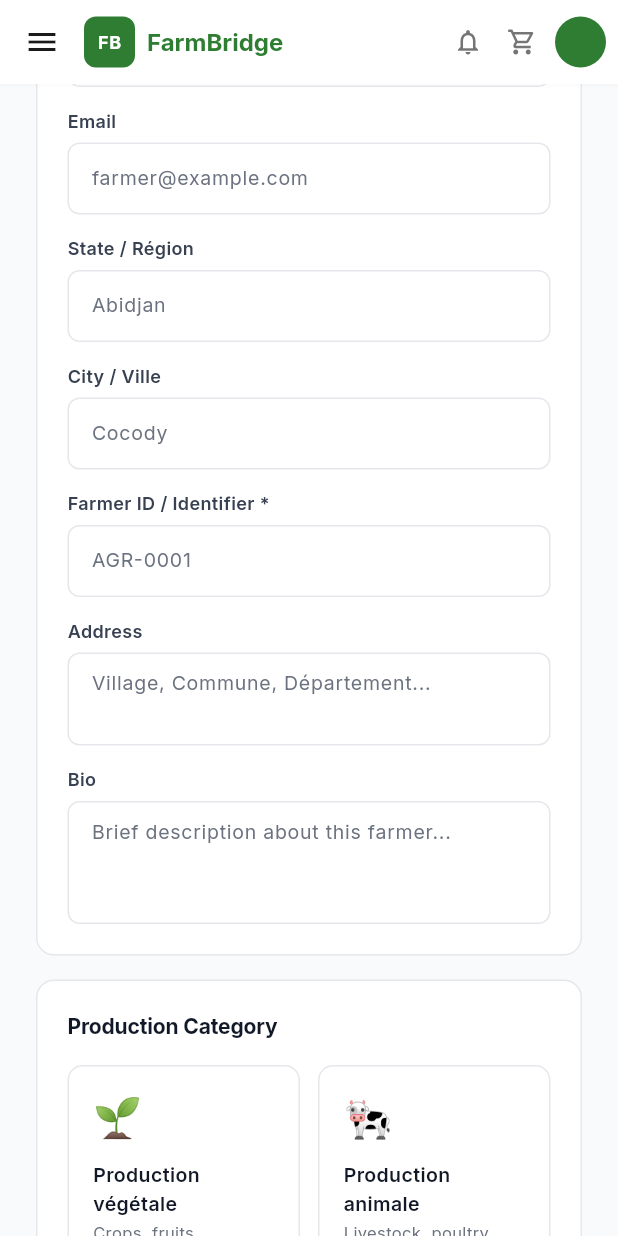
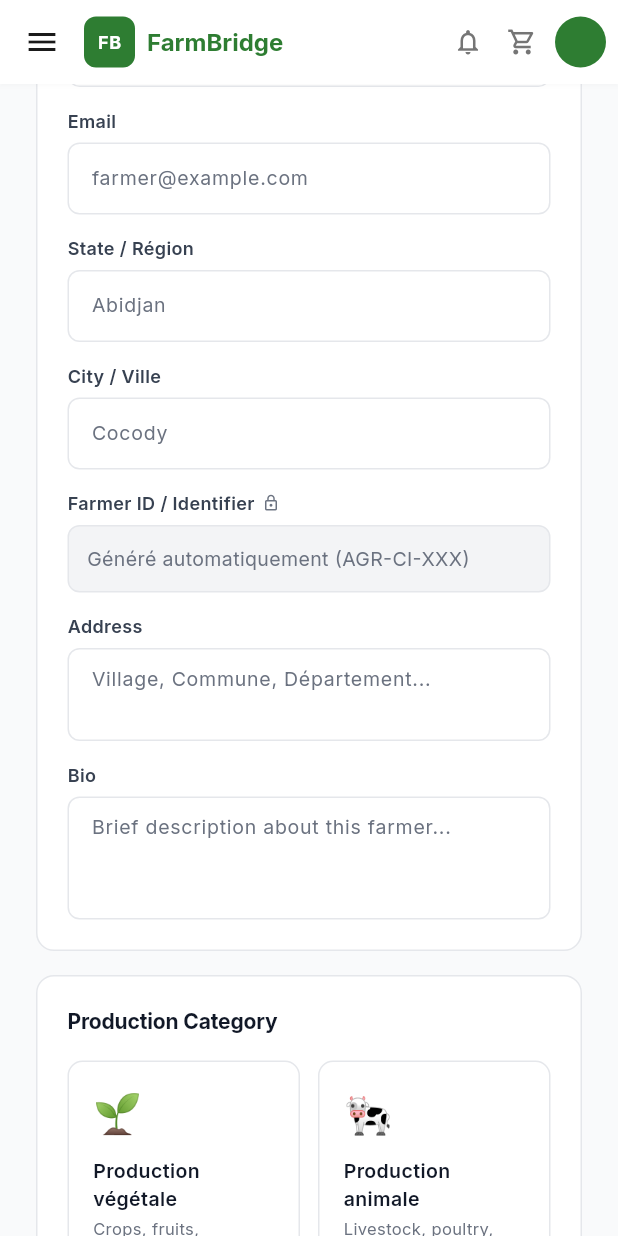
Before and after one commit to Oliviervoyager225/farmers_app, a Flutter app: the FarmerCreatePage screen opened by its route, scrolled down 576 dp, on a phone screen of 412 x 824 dp. Run offline on Flutter 3.47's test engine with Material 3 defaults, Android fonts, the phone set to English and light mode, and no system bars; our stand-ins replace dio, flutter_secure_storage, go_router, google_fonts, shared_preferences, shimmer; accounts and stored records are empty; network calls fail.

Commit message:
feat(farmers): auto-generate identifier, make field read-only with lock icon

```diff
--- a/lib/src/features/farmers/pages/farmer_create_page.dart
+++ b/lib/src/features/farmers/pages/farmer_create_page.dart
@@ -79,7 +79,6 @@ class _FarmerCreatePageState extends State<FarmerCreatePage> {
     if (!_formKey.currentState!.validate()) return;
     final provider = context.read<FarmerProvider>();
     final ok = await provider.createFarmer({
-      'identifier'   : _identifierCtrl.text.trim(),
       'first_name'   : _firstNameCtrl.text.trim(),
       'last_name'    : _lastNameCtrl.text.trim(),
       'phone'        : _phoneCtrl.text.trim(),
@@ -227,11 +226,9 @@ class _FarmerCreatePageState extends State<FarmerCreatePage> {
                             ),
                           ),
                           const SizedBox(height: 14),
-                          _Field(
-                            label: 'Farmer ID / Identifier *',
-                            ctrl: _identifierCtrl,
-                            hint: 'AGR-0001',
-                            validator: _required,
+                          _ReadOnlyField(
+                            label: 'Farmer ID / Identifier',
+                            value: 'Généré automatiquement (AGR-CI-XXX)',
                           ),
                           const SizedBox(height: 14),
                           _Field(
@@ -515,6 +512,46 @@ class _Row2 extends StatelessWidget {
 }
 
 // ─────────────────────────────────────────────────────────────────────────────
+// Read-only display field (greyed out, auto-generated values)
+// ─────────────────────────────────────────────────────────────────────────────
+
+class _ReadOnlyField extends StatelessWidget {
+  final String label;
+  final String value;
+  const _ReadOnlyField({required this.label, required this.value});
+
+  @override
+  Widget build(BuildContext context) {
+    return Column(
+      crossAxisAlignment: CrossAxisAlignment.start,
+      children: [
+        Row(
+          children: [
+            Text(label,
+                style: const TextStyle(
+                    fontSize: 12, fontWeight: FontWeight.w600, color: _kLabel)),
+            const SizedBox(width: 5),
+            const Icon(Icons.lock_outline, size: 12, color: _kMuted),
+          ],
+        ),
+        const SizedBox(height: 6),
+        Container(
+          width: double.infinity,
+          padding: const EdgeInsets.symmetric(horizontal: 12, vertical: 12),
+          decoration: BoxDecoration(
+            color: const Color(0xFFF3F4F6),
+            borderRadius: BorderRadius.circular(8),
+            border: Border.all(color: _kBorder),
+          ),
+          child: Text(value,
+              style: const TextStyle(fontSize: 13, color: _kMuted)),
+        ),
+      ],
+    );
+  }
+}
+
+// ─────────────────────────────────────────────────────────────────────────────
 // Text field
 // ─────────────────────────────────────────────────────────────────────────────
 
```
